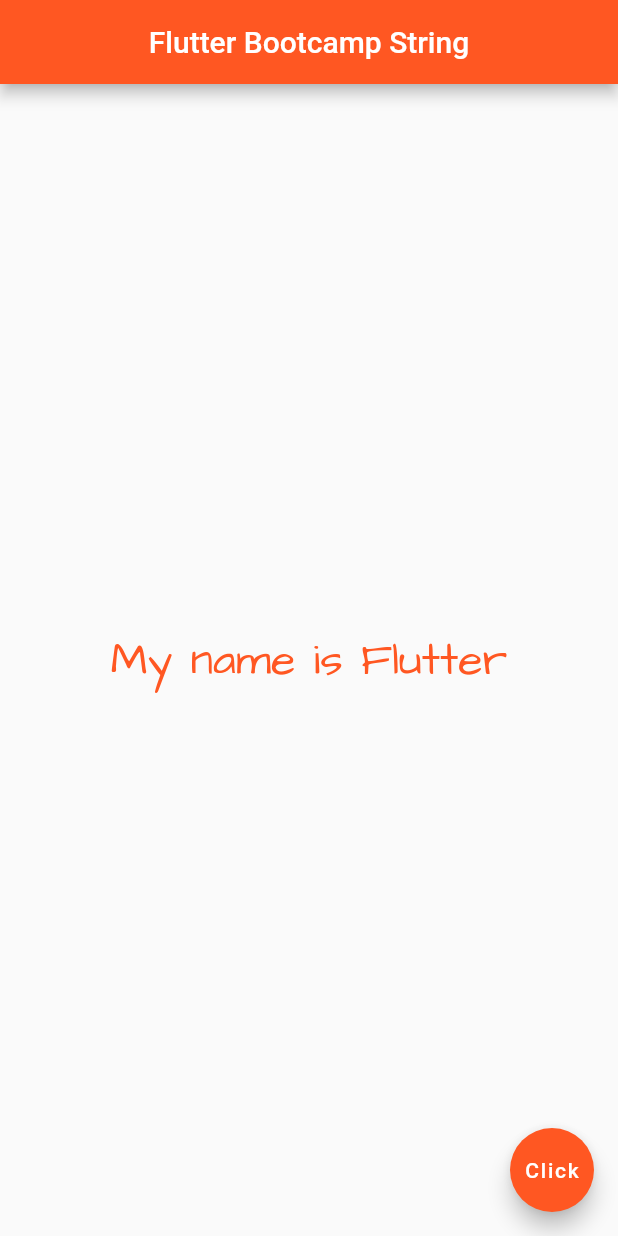
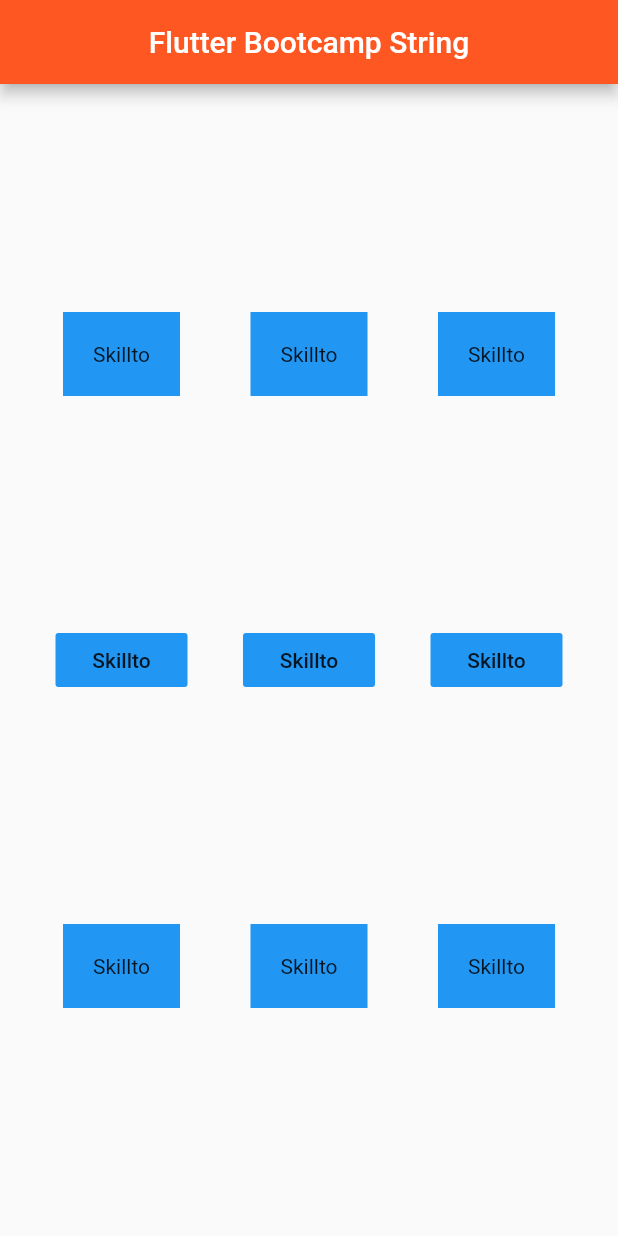
Before and after one commit to gokuldh/bootcamo_04_march, a Flutter app: the screen it shows after launch, on a phone screen of 412 x 824 dp. Run offline on Flutter 3.47's test engine with Material 2 defaults, Android fonts, the phone set to English and light mode, and no system bars.

Commit message:
Day 3
Working with Row and Column

```diff
--- a/lib/main.dart
+++ b/lib/main.dart
@@ -17,19 +17,73 @@ class FlutterBootcamp extends StatelessWidget{
           backgroundColor: Colors.deepOrange,
           centerTitle: true,
         ),
-        body: Center(
-          child: Text(
-              Strings.bodytext,
-              style: TextStyle(
-                color: Colors.deepOrange,
-                fontSize: 30,
-                fontFamily: 'ArchitectsDaughter',
-              ),
-          ),
-        ),
-        floatingActionButton: FloatingActionButton(
-          backgroundColor: Colors.deepOrange,
-          child: Text("Click"),
+        body: Row(
+          mainAxisAlignment: MainAxisAlignment.spaceEvenly,
+          children: [
+            Column(
+              mainAxisAlignment: MainAxisAlignment.spaceEvenly,
+              //crossAxisAlignment: CrossAxisAlignment.stretch,
+              children: [
+                Container(
+                  child: Text("Skillto"),
+                  color: Colors.blue,
+                  padding: EdgeInsets.all(20),
+                ),
+                FlatButton(
+                  child: Text("Skillto"),
+                  color: Colors.blue,
+                  onPressed: (){},
+                ),
+                Container(
+                  child: Text("Skillto"),
+                  color: Colors.blue,
+                  padding: EdgeInsets.all(20),
+                ),
+              ],
+            ),
+            Column(
+              mainAxisAlignment: MainAxisAlignment.spaceEvenly,
+              //crossAxisAlignment: CrossAxisAlignment.stretch,
+              children: [
+                Container(
+                  child: Text("Skillto"),
+                  color: Colors.blue,
+                  padding: EdgeInsets.all(20),
+                ),
+                FlatButton(
+                  child: Text("Skillto"),
+                  color: Colors.blue,
+                  onPressed: (){},
+                ),
+                Container(
+                  child: Text("Skillto"),
+                  color: Colors.blue,
+                  padding: EdgeInsets.all(20),
+                ),
+              ],
+            ),
+            Column(
+              mainAxisAlignment: MainAxisAlignment.spaceEvenly,
+              //crossAxisAlignment: CrossAxisAlignment.stretch,
+              children: [
+                Container(
+                  child: Text("Skillto"),
+                  color: Colors.blue,
+                  padding: EdgeInsets.all(20),
+                ),
+                FlatButton(
+                  child: Text("Skillto"),
+                  color: Colors.blue,
+                  onPressed: (){},
+                ),
+                Container(
+                  child: Text("Skillto"),
+                  color: Colors.blue,
+                  padding: EdgeInsets.all(20),
+                ),
+              ],
+            ),
+          ],
         ),
       ),
     );
--- a/pubspec.yaml
+++ b/pubspec.yaml
@@ -48,6 +48,8 @@ flutter:
   # assets:
   #   - images/a_dot_burr.jpeg
   #   - images/a_dot_ham.jpeg
+  assets:
+    - assets/coffee.jpg
 
   # An image asset can refer to one or more resolution-specific "variants", see
   # https://flutter.dev/assets-and-images/#resolution-aware.
```
Also changed, not shown: assets/coffee.jpg (added).
